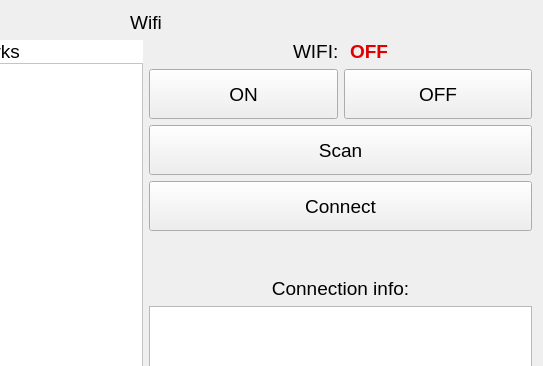
First picture: the form in ui/widgets/wifi/android/wifimanagerpage.ui, repository veodev/av_training, before the edit; both pictures show x 251 to 794 and y 0 to 366 of the 794 by 644 pixel window.
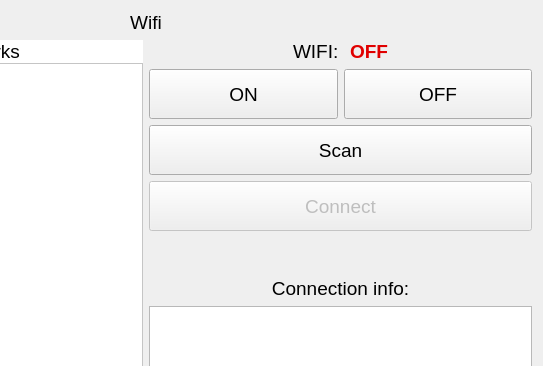
Second picture: the form after the edit.

Commit message: Fix bug with enable/desable backCustomButton.

```diff
--- a/ui/widgets/wifi/android/wifimanagerpage.ui
+++ b/ui/widgets/wifi/android/wifimanagerpage.ui
@@ -367,6 +367,9 @@
        </item>
        <item>
         <widget class="QPushButton" name="connectButton">
+         <property name="enabled">
+          <bool>false</bool>
+         </property>
          <property name="sizePolicy">
           <sizepolicy hsizetype="Expanding" vsizetype="Fixed">
            <horstretch>0</horstretch>
```
The commit also changes 1 other file.
